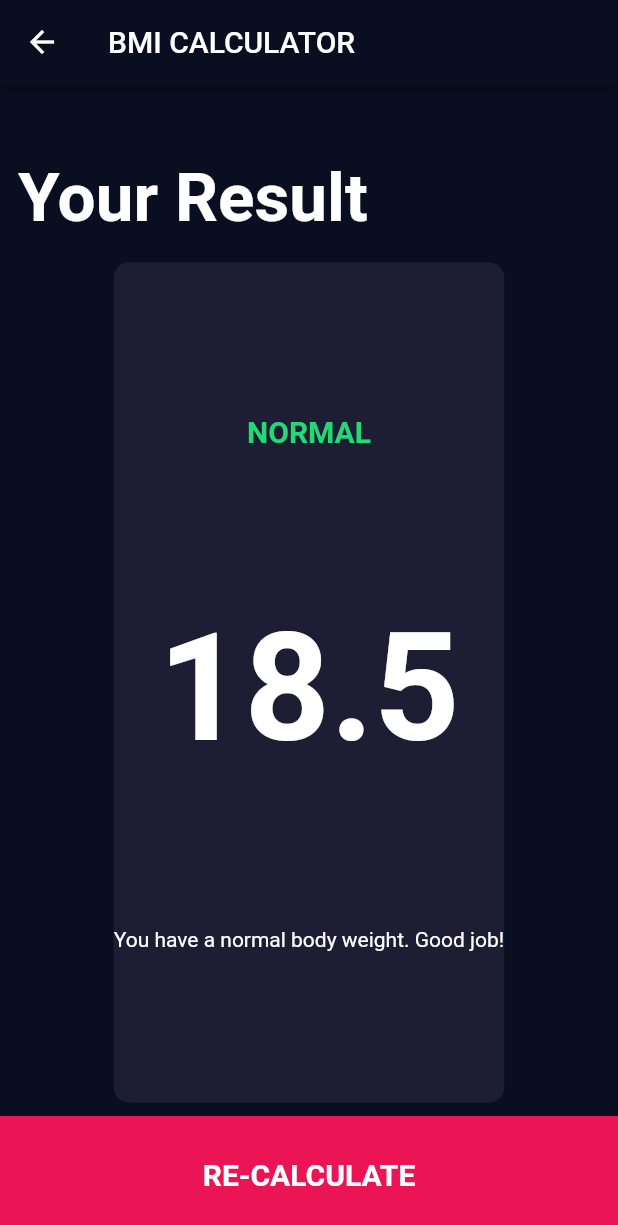
After one commit to Vishakha2697/BMI-Calculator, a Flutter app: the screen it shows after launch, after a tap on "CALCULATE", on a phone screen of 412 x 824 dp. The commit adds this screen. Shown: the top 1225 px of the screen. Run offline on Flutter 3.47's test engine with Material 2 defaults, Android fonts, the phone set to English and light mode, and no system bars; our stand-ins replace font_awesome_flutter.

Commit message:
functionality added

```diff
--- /dev/null
+++ b/lib/calculator_brain.dart
@@ -0,0 +1,37 @@
+
+import 'dart:math';
+
+class CalculatorBrain{
+  CalculatorBrain({this.height, this.weight});
+
+  final int height;
+  final int weight;
+
+  double _bmi;
+
+  String calculateBMI(){
+    _bmi = weight / pow(height / 100, 2);
+    return _bmi.toStringAsFixed(1);
+  }
+
+  String getResult(){
+    if (_bmi >= 25){
+      return 'Overweight';
+    } else if(_bmi > 18.5){
+      return 'Normal';
+    } else {
+      return 'Underweight';
+    }
+  }
+
+  String getInterpretation(){
+ if(_bmi >= 25){
+   return 'You have a higher than normal body weight. Try to exercise more.';
+ } else if(_bmi >= 18.5){
+   return 'You have a normal body weight. Good job!';
+ } else {
+   return 'You have a lower than normal body weight. You can eat a bit more.';
+ }
+  }
+
+}
--- a/lib/constants.dart
+++ b/lib/constants.dart
@@ -2,7 +2,7 @@ import 'package:flutter/material.dart';
 
 
 const klabelTextStyle = TextStyle(
-  fontSize: 18.0,
+  fontSize: 14.0,
   color: Color(0xFF8D8E98),
 );
 
@@ -13,23 +13,23 @@ const kinactiveCardColour = Color(0xFF111328);
 const kbottomContainerColour = Color(0xFFEB1555);
 
 const kNumberTextStyle = TextStyle(
-  fontSize: 50.0,
+  fontSize: 45.0,
   fontWeight: FontWeight.w900,
 );
 
 const kLargeButtonTextStyle = TextStyle(
-  fontSize: 25.0,
+  fontSize: 20.0,
   fontWeight: FontWeight.bold,
 );
 
 const kTitleTextStyle = TextStyle(
-   fontSize: 50.0,
+   fontSize: 45.0,
   fontWeight: FontWeight.bold,
 );
 
 const kResultTextStyle = TextStyle(
   color: Color(0xFF24D876),
-  fontSize: 22.0,
+  fontSize: 20.0,
   fontWeight: FontWeight.bold,
 );
 
@@ -39,5 +39,5 @@ const kBMITextStyle = TextStyle(
 );
 
 const kBodyTextStyle = TextStyle(
-  fontSize: 22.0,
+  fontSize: 20.0,
 );
--- a/lib/icon_content.dart
+++ b/lib/icon_content.dart
@@ -15,10 +15,10 @@ Widget build(BuildContext context) {
     children: <Widget>[
       Icon(
         icon,
-        size: 80.0,
+        size: 50.0,
       ),
       SizedBox(
-        height: 15.0,
+        height: 10.0,
       ),
       Text(
         label,
--- a/lib/input_page.dart
+++ b/lib/input_page.dart
@@ -3,10 +3,10 @@ import 'package:font_awesome_flutter/font_awesome_flutter.dart';
 import 'icon_content.dart';
 import 'reusable_card.dart';
 import 'constants.dart';
-
+import 'results_page.dart';
 import 'round_icon_button.dart';
-
-
+import 'bottom_button.dart';
+import 'calculator_brain.dart';
 
 enum Gender {
 male,
@@ -138,9 +138,9 @@ class _InputPageState extends State<InputPage> {
                             });
                           }
                         ),
-                        SizedBox(
-                        width: 10.0,
-                        ),
+//                        SizedBox(
+//                        width: 10.0,
+//                        ),
                         RoundIconButton(
                           icon : FontAwesomeIcons.plus,
                             onPressed: (){
@@ -199,7 +199,21 @@ class _InputPageState extends State<InputPage> {
             ],
           ),
           ),
+          BottomButton(
+              buttonTitle : 'CALCULATE',
+            onTap: (){
 
+                CalculatorBrain calc = CalculatorBrain(height:height, weight:weight);
+
+              Navigator.push(context,
+                  MaterialPageRoute(builder: (context) => ResultsPage(
+                    bmiResult: calc.calculateBMI(),
+                    resultText: calc.getResult(),
+                    interpretation: calc.getInterpretation(),
+                  )
+                  ));
+            },
+          ),
         ],
       ),
 
--- /dev/null
+++ b/lib/results_page.dart
@@ -0,0 +1,68 @@
+import 'package:flutter/material.dart';
+import 'constants.dart';
+import 'reusable_card.dart';
+import 'bottom_button.dart';
+
+
+class ResultsPage extends StatelessWidget {
+
+  ResultsPage({@required this.interpretation, @required this.resultText, @required this.bmiResult});
+
+  final String bmiResult;
+  final String resultText;
+  final String interpretation;
+
+  @override
+  Widget build(BuildContext context) {
+    return Scaffold(
+      appBar: AppBar(
+        title: Text(
+          'BMI CALCULATOR',
+        ),
+      ),
+      body: Column(
+        mainAxisAlignment: MainAxisAlignment.spaceEvenly,
+        children: <Widget>[
+         Expanded(
+           child: Container(
+            padding: EdgeInsets.all(12.0),
+             alignment: Alignment.bottomLeft,
+             child: Text(
+               'Your Result',
+               style: kTitleTextStyle,
+             ),
+           ),
+         ),
+         Expanded(
+             flex: 5,
+             child: ReusableCard(
+              colour: kactiveCardColour,
+               cardChild: Column(
+                 mainAxisAlignment: MainAxisAlignment.spaceEvenly,
+                 crossAxisAlignment: CrossAxisAlignment.center,
+                 children: <Widget>[
+                   Text(resultText.toUpperCase(),
+                   style: kResultTextStyle,
+                   ),
+                   Text(
+                     bmiResult,
+                     style: kBMITextStyle,
+                   ),
+                   Text(
+                     interpretation,
+                   ),
+                 ],
+               ),
+             ),
+         ),
+          BottomButton(
+            buttonTitle: 'RE-CALCULATE',
+                onTap: (){
+              Navigator.pop(context);
+            }
+          ),
+        ],
+      ),
+    );
+  }
+}
--- a/lib/reusable_card.dart
+++ b/lib/reusable_card.dart
@@ -14,10 +14,10 @@ class ReusableCard extends StatelessWidget {
       onTap: onPress,
       child: Container(
         child: cardChild,
-        margin: EdgeInsets.all(1.0),
+        margin: EdgeInsets.all(5.0),
         decoration: BoxDecoration(
           color: colour,
-          borderRadius: BorderRadius.circular(20.0),
+          borderRadius: BorderRadius.circular(10.0),
         ),
       ),
     );
```
Also changed, not shown: pubspec.yaml (+2 -53 lines), pubspec.lock, 1 other file.
